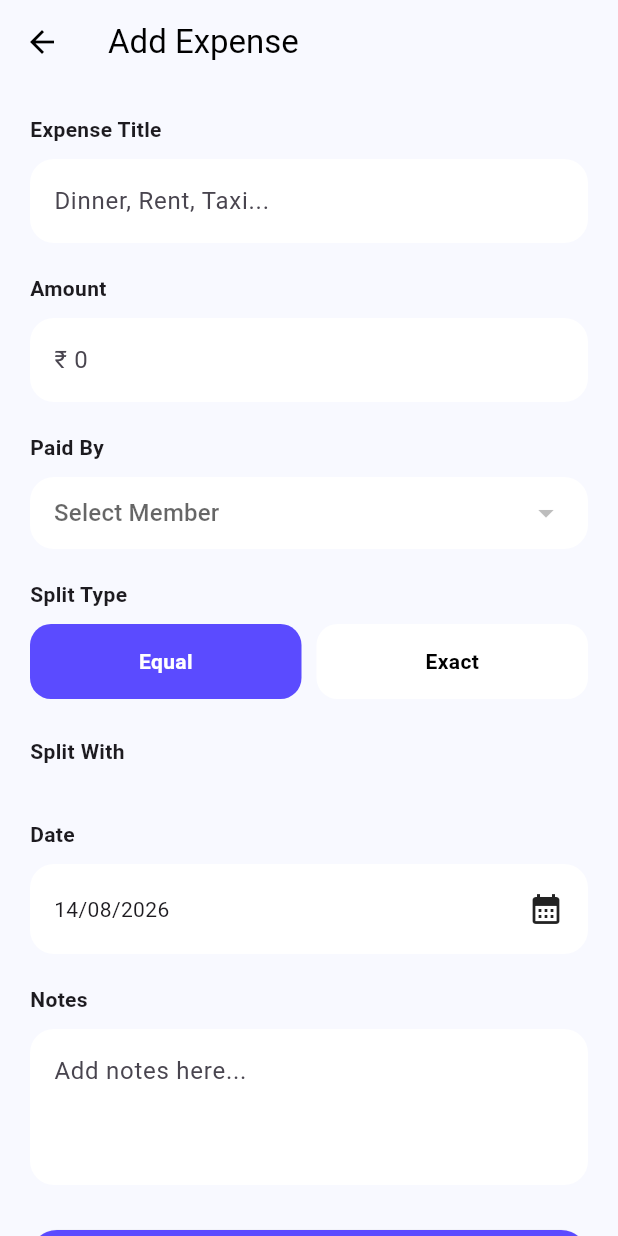
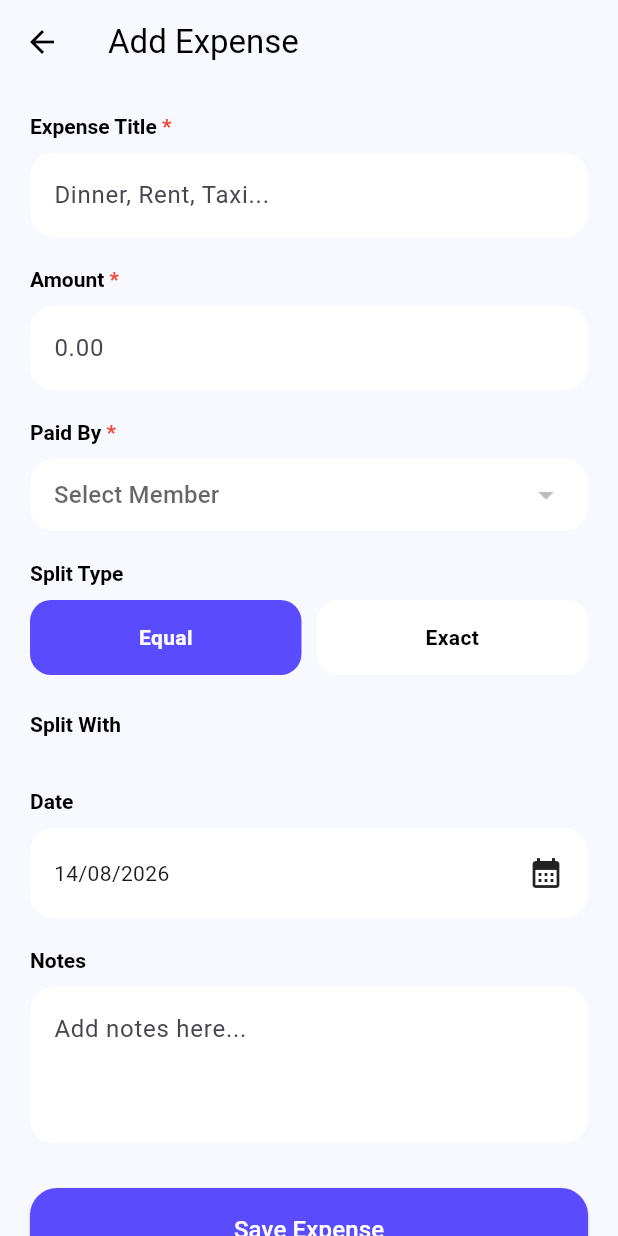
Before and after one commit to kagithamahesh/splitwise_frontend, a Flutter app: the AddExpenseScreen screen opened directly with empty values, on a phone screen of 412 x 824 dp. Run offline on Flutter 3.47's test engine with Material 3 defaults, Android fonts, the phone set to English and light mode, and no system bars; our stand-ins replace shared_preferences; accounts and stored records are empty.

Commit message:
fixed the errors

```diff
--- a/lib/screens/add_expense_screen.dart
+++ b/lib/screens/add_expense_screen.dart
@@ -1,6 +1,7 @@
 import 'dart:convert';
 
 import 'package:flutter/material.dart';
+import 'package:flutter/services.dart';
 import 'package:http/http.dart' as http;
 import 'package:intl/intl.dart';
 import 'package:sample/config/api.dart';
@@ -35,12 +36,48 @@ class _AddExpenseScreenState extends State<AddExpenseScreen> {
 
   bool isLoading = false;
 
+  // Validation error messages
+  String? titleError;
+  String? amountError;
+  String? paidByError;
+
   @override
   void initState() {
     super.initState();
-
     selectedMembers =
         widget.members.map<int>((e) => e["id"] as int).toList();
+  }
+
+  // =========================
+  // VALIDATE FIELDS
+  // =========================
+  bool _validate() {
+    bool valid = true;
+
+    setState(() {
+      titleError = titleController.text.trim().isEmpty
+          ? "Expense title is required"
+          : null;
+
+      if (amountController.text.trim().isEmpty) {
+        amountError = "Amount is required";
+        valid = false;
+      } else if (double.tryParse(amountController.text.trim()) == null ||
+          double.parse(amountController.text.trim()) <= 0) {
+        amountError = "Enter a valid amount greater than 0";
+        valid = false;
+      } else {
+        amountError = null;
+      }
+
+      paidByError = paidBy == null ? "Please select who paid" : null;
+
+      if (titleError != null || amountError != null || paidByError != null) {
+        valid = false;
+      }
+    });
+
+    return valid;
   }
 
   // =========================
@@ -65,16 +102,7 @@ class _AddExpenseScreenState extends State<AddExpenseScreen> {
   // SAVE EXPENSE API
   // =========================
   Future<void> saveExpense() async {
-    if (titleController.text.isEmpty ||
-        amountController.text.isEmpty ||
-        paidBy == null) {
-      ScaffoldMessenger.of(context).showSnackBar(
-        const SnackBar(
-          content: Text("Please fill all required fields"),
-        ),
-      );
-      return;
-    }
+    if (!_validate()) return;
 
     setState(() {
       isLoading = true;
@@ -105,8 +133,7 @@ class _AddExpenseScreenState extends State<AddExpenseScreen> {
 
       final data = jsonDecode(response.body);
 
-      if (response.statusCode == 200 ||
-          response.statusCode == 201) {
+      if (response.statusCode == 200 || response.statusCode == 201) {
         ScaffoldMessenger.of(context).showSnackBar(
           const SnackBar(
             content: Text("Expense Added Successfully"),
@@ -136,6 +163,44 @@ class _AddExpenseScreenState extends State<AddExpenseScreen> {
     });
   }
 
+  // =========================
+  // LABEL WITH OPTIONAL RED *
+  // =========================
+  Widget _fieldLabel(String label, {bool required = false}) {
+    return RichText(
+      text: TextSpan(
+        text: label,
+        style: const TextStyle(
+          fontWeight: FontWeight.w600,
+          fontSize: 14,
+          color: Colors.black,
+        ),
+        children: required
+            ? const [
+                TextSpan(
+                  text: " *",
+                  style: TextStyle(color: Colors.red),
+                ),
+              ]
+            : [],
+      ),
+    );
+  }
+
+  // =========================
+  // INLINE ERROR TEXT
+  // =========================
+  Widget _errorText(String? error) {
+    if (error == null) return const SizedBox.shrink();
+    return Padding(
+      padding: const EdgeInsets.only(top: 6, left: 4),
+      child: Text(
+        error,
+        style: const TextStyle(color: Colors.red, fontSize: 12),
+      ),
+    );
+  }
+
   @override
   Widget build(BuildContext context) {
     return Scaffold(
@@ -160,15 +225,17 @@ class _AddExpenseScreenState extends State<AddExpenseScreen> {
             // =========================
             // TITLE
             // =========================
-            const Text(
-              "Expense Title",
-              style: TextStyle(fontWeight: FontWeight.w600),
-            ),
+            _fieldLabel("Expense Title", required: true),
 
             const SizedBox(height: 10),
 
             TextField(
               controller: titleController,
+              onChanged: (_) {
+                if (titleError != null) {
+                  setState(() => titleError = null);
+                }
+              },
               decoration: InputDecoration(
                 hintText: "Dinner, Rent, Taxi...",
                 filled: true,
@@ -177,44 +244,78 @@ class _AddExpenseScreenState extends State<AddExpenseScreen> {
                   borderRadius: BorderRadius.circular(16),
                   borderSide: BorderSide.none,
                 ),
+                enabledBorder: OutlineInputBorder(
+                  borderRadius: BorderRadius.circular(16),
+                  borderSide: titleError != null
+                      ? const BorderSide(color: Colors.red)
+                      : BorderSide.none,
+                ),
+                focusedBorder: OutlineInputBorder(
+                  borderRadius: BorderRadius.circular(16),
+                  borderSide: BorderSide(
+                    color: titleError != null
+                        ? Colors.red
+                        : const Color(0xff5B4BFF),
                   ),
                 ),
+              ),
+            ),
+
+            _errorText(titleError),
 
             const SizedBox(height: 20),
 
             // =========================
             // AMOUNT
             // =========================
-            const Text(
-              "Amount",
-              style: TextStyle(fontWeight: FontWeight.w600),
-            ),
+            _fieldLabel("Amount", required: true),
 
             const SizedBox(height: 10),
 
             TextField(
               controller: amountController,
-              keyboardType: TextInputType.number,
+              keyboardType: const TextInputType.numberWithOptions(decimal: true),
+              inputFormatters: [
+                FilteringTextInputFormatter.allow(RegExp(r'^\d+\.?\d{0,2}')),
+              ],
+              onChanged: (_) {
+                if (amountError != null) {
+                  setState(() => amountError = null);
+                }
+              },
               decoration: InputDecoration(
-                hintText: "₹ 0",
+                hintText: "0.00",
                 filled: true,
                 fillColor: Colors.white,
                 border: OutlineInputBorder(
                   borderRadius: BorderRadius.circular(16),
                   borderSide: BorderSide.none,
                 ),
+                enabledBorder: OutlineInputBorder(
+                  borderRadius: BorderRadius.circular(16),
+                  borderSide: amountError != null
+                      ? const BorderSide(color: Colors.red)
+                      : BorderSide.none,
+                ),
+                focusedBorder: OutlineInputBorder(
+                  borderRadius: BorderRadius.circular(16),
+                  borderSide: BorderSide(
+                    color: amountError != null
+                        ? Colors.red
+                        : const Color(0xff5B4BFF),
                   ),
                 ),
+              ),
+            ),
+
+            _errorText(amountError),
 
             const SizedBox(height: 20),
 
             // =========================
             // PAID BY
             // =========================
-            const Text(
-              "Paid By",
-              style: TextStyle(fontWeight: FontWeight.w600),
-            ),
+            _fieldLabel("Paid By", required: true),
 
             const SizedBox(height: 10),
 
@@ -223,6 +324,9 @@ class _AddExpenseScreenState extends State<AddExpenseScreen> {
               decoration: BoxDecoration(
                 color: Colors.white,
                 borderRadius: BorderRadius.circular(16),
+                border: paidByError != null
+                    ? Border.all(color: Colors.red)
+                    : null,
               ),
 
               child: DropdownButtonHideUnderline(
@@ -241,21 +345,21 @@ class _AddExpenseScreenState extends State<AddExpenseScreen> {
                   onChanged: (value) {
                     setState(() {
                       paidBy = value;
+                      paidByError = null;
                     });
                   },
                 ),
               ),
             ),
 
+            _errorText(paidByError),
+
             const SizedBox(height: 20),
 
             // =========================
             // SPLIT TYPE
             // =========================
-            const Text(
-              "Split Type",
-              style: TextStyle(fontWeight: FontWeight.w600),
-            ),
+            _fieldLabel("Split Type"),
 
             const SizedBox(height: 10),
 
@@ -334,16 +438,12 @@ class _AddExpenseScreenState extends State<AddExpenseScreen> {
             // =========================
             // MEMBERS
             // =========================
-            const Text(
-              "Split With",
-              style: TextStyle(fontWeight: FontWeight.w600),
-            ),
+            _fieldLabel("Split With"),
 
             const SizedBox(height: 15),
 
             ...widget.members.map((member) {
-              bool selected =
-              selectedMembers.contains(member["id"]);
+              bool selected = selectedMembers.contains(member["id"]);
 
               return Container(
                 margin: const EdgeInsets.only(bottom: 12),
@@ -357,8 +457,7 @@ class _AddExpenseScreenState extends State<AddExpenseScreen> {
                 child: Row(
                   children: [
                     CircleAvatar(
-                      backgroundColor:
-                      const Color(0xffEEEAFE),
+                      backgroundColor: const Color(0xffEEEAFE),
 
                       child: Text(
                         member["name"][0].toUpperCase(),
@@ -405,10 +504,7 @@ class _AddExpenseScreenState extends State<AddExpenseScreen> {
             // =========================
             // DATE
             // =========================
-            const Text(
-              "Date",
-              style: TextStyle(fontWeight: FontWeight.w600),
-            ),
+            _fieldLabel("Date"),
 
             const SizedBox(height: 10),
 
@@ -430,8 +526,7 @@ class _AddExpenseScreenState extends State<AddExpenseScreen> {
                   children: [
                     Expanded(
                       child: Text(
-                        DateFormat("dd/MM/yyyy")
-                            .format(selectedDate),
+                        DateFormat("dd/MM/yyyy").format(selectedDate),
                       ),
                     ),
 
@@ -446,10 +541,7 @@ class _AddExpenseScreenState extends State<AddExpenseScreen> {
             // =========================
             // NOTES
             // =========================
-            const Text(
-              "Notes",
-              style: TextStyle(fontWeight: FontWeight.w600),
-            ),
+            _fieldLabel("Notes"),
 
             const SizedBox(height: 10),
 
```
Also changed, not shown: lib/screens/group_details_screen.dart (+26 -13 lines), lib/screens/home_screen.dart (+19 -5 lines), lib/screens/profile_screen.dart (+30 -3 lines), lib/screens/splash_screen.dart (+12 -2 lines). Lines whose indentation alone changed are shown as unchanged.
